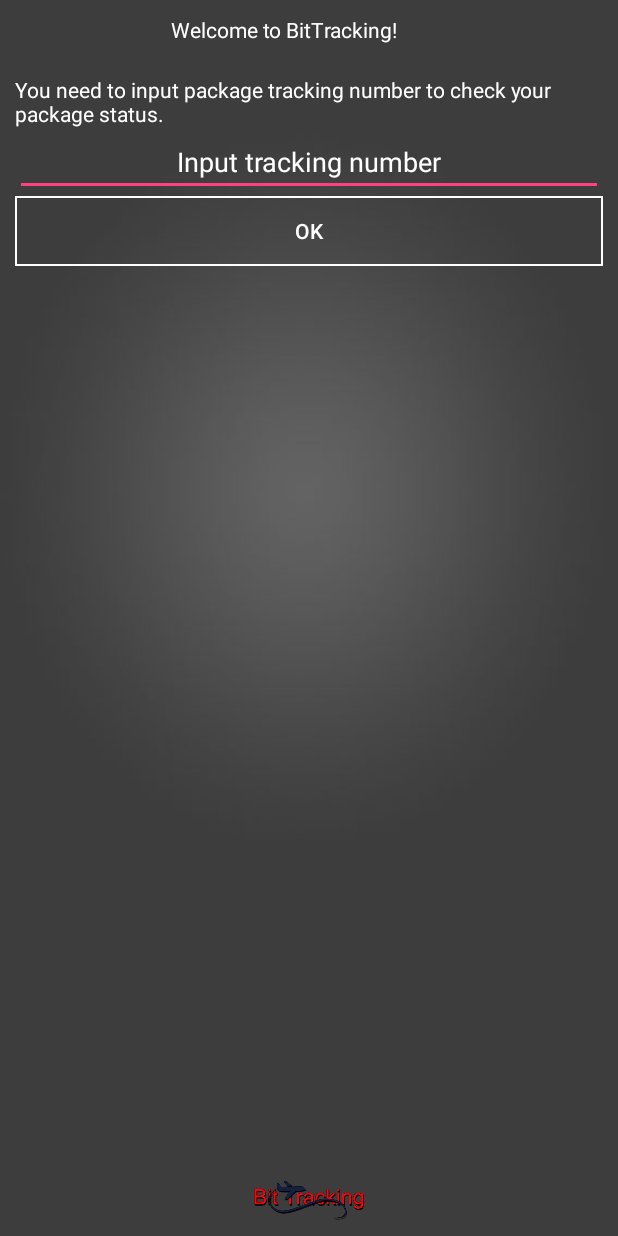
After one commit to KristinaPupavac/bit_tracking_android, an Android app: the TrackPackageActivity screen opened directly, with no data from a screen before it, on a phone screen of 412 x 824 dp. The commit adds this screen. Run offline under Robolectric (Android 15) with nearby library versions, the light colour scheme and no system bars.

Commit message:
add new layouts

```diff
--- a/BitTrackingApplication/app/src/main/AndroidManifest.xml
+++ b/BitTrackingApplication/app/src/main/AndroidManifest.xml
@@ -17,9 +17,11 @@
         </activity>
         <activity android:name=".controllers.RegisterActivity" >
         </activity>
-        <activity android:name=".controllers.HomeActivity" >
+        <activity android:name=".controllers.TrackPackageActivity" >
         </activity>
         <activity android:name=".controllers.CreateRequestActivity" >
+        </activity>
+        <activity android:name=".controllers.UserPackagesActivity" >
         </activity>
     </application>
 
--- /dev/null
+++ b/BitTrackingApplication/app/src/main/java/ba/bitcamp/bittracking/bittrackingapplication/controllers/TrackPackageActivity.java
@@ -0,0 +1,55 @@
+package ba.bitcamp.bittracking.bittrackingapplication.controllers;
+
+
+import android.graphics.Color;
+import android.os.Bundle;
+import android.os.Handler;
+import android.os.Looper;
+import android.support.v7.app.AppCompatActivity;
+import android.widget.Button;
+import android.widget.EditText;
+import android.widget.LinearLayout;
+import android.widget.TextView;
+import android.widget.Toast;
+
+import ba.bitcamp.bittracking.bittrackingapplication.R;
+
+/**
+ * Created by Kristina Pupavac on 10/17/2015.
+ */
+public class TrackPackageActivity extends AppCompatActivity {
+
+    private EditText mTrackingNumber;
+    private Button mButton;
+    private Button mPackageList;
+    private LinearLayout mLinearLayout;
+    private TextView t;
+
+    @Override
+    protected void onCreate(Bundle savedInstanceState) {
+        super.onCreate(savedInstanceState);
+        setContentView(R.layout.activity_track_package);
+
+        mTrackingNumber = (EditText) findViewById(R.id.trucking_number);
+        mLinearLayout = (LinearLayout) findViewById(R.id.layout);
+
+        t = new TextView(TrackPackageActivity.this);
+        t.setTextColor(Color.WHITE);
+        mLinearLayout.addView(t);
+        t.setText("");
+
+    }
+
+    private void ToastMessage(final String message) {
+        new Handler(Looper.getMainLooper())
+                .post(new Runnable() {
+                    @Override
+                    public void run() {
+                        Toast.makeText(TrackPackageActivity.this,
+                                message,
+                                Toast.LENGTH_SHORT).show();
+                    }
+                });
+    }
+
+}
--- /dev/null
+++ b/BitTrackingApplication/app/src/main/res/layout/activity_track_package.xml
@@ -0,0 +1,100 @@
+<?xml version="1.0" encoding="utf-8"?>
+<RelativeLayout xmlns:android="http://schemas.android.com/apk/res/android"
+    android:orientation="vertical"
+    android:layout_width="match_parent"
+    android:layout_height="match_parent"
+    android:background="@drawable/backmla"
+    android:layout_centerInParent="true"
+    android:padding="10dp"
+    >
+    <LinearLayout
+        android:layout_width="match_parent"
+        android:layout_height="wrap_content"
+        android:orientation="vertical"
+        android:gravity="center"
+        android:layout_centerVertical="true"
+        android:layout_alignParentLeft="true"
+        android:layout_alignParentStart="true"
+        android:id="@+id/linearLayout">
+
+        <LinearLayout
+            android:orientation="vertical"
+            android:layout_width="match_parent"
+            android:layout_height="match_parent"
+            android:weightSum="1">
+
+            <LinearLayout
+                android:orientation="vertical"
+                android:layout_width="match_parent"
+                android:layout_height="87dp"
+                android:weightSum="1">
+
+
+            </LinearLayout>
+
+
+            <LinearLayout
+                android:id="@+id/layout"
+                android:orientation="vertical"
+                android:layout_width="match_parent"
+                android:layout_height="132dp"
+                >
+
+            </LinearLayout>
+
+        </LinearLayout>
+    </LinearLayout>
+    <ImageView
+        android:id="@+id/imageView1"
+        android:layout_width="match_parent"
+        android:layout_height="30dp"
+        android:src="@drawable/logo"
+        android:layout_alignParentBottom="true"
+        android:layout_alignParentLeft="true"
+        android:layout_alignParentStart="true"/>
+
+    <TextView
+        android:layout_width="183dp"
+        android:layout_height="40dp"
+        android:text="Welcome to BitTracking!"
+        android:textColor="#ffffff"
+        android:id="@+id/textView"
+        android:layout_gravity="center_horizontal"
+        android:layout_alignParentTop="true"
+        android:layout_centerHorizontal="true"/>
+
+    <TextView
+        android:layout_width="wrap_content"
+        android:layout_height="wrap_content"
+        android:textAppearance="?android:attr/textAppearanceSmall"
+        android:text="You need to input package tracking number to check your package status."
+        android:textColor="#ffffff"
+        android:id="@+id/textView2"
+        android:layout_below="@+id/textView"
+        android:layout_alignParentRight="true"
+        android:layout_alignParentEnd="true"/>
+
+    <EditText
+        android:layout_width="match_parent"
+        android:layout_height="wrap_content"
+        android:textAlignment="center"
+        android:id="@+id/trucking_number"
+        android:textColor="#ffffff"
+        android:hint="Input tracking number"
+        android:textColorHint="#ffffff"
+        android:layout_below="@+id/textView2"
+        android:layout_alignParentLeft="true"
+        android:layout_alignParentStart="true"/>
+
+    <Button
+        android:layout_width="700px"
+        android:layout_height="70px"
+        android:layout_gravity="center_horizontal"
+        android:text="OK"
+        android:id="@+id/ok_button"
+        android:background="@drawable/button_bg_stroke"
+        android:textColor="#ffffff"
+        android:layout_below="@+id/trucking_number"
+        android:layout_centerHorizontal="true"/>
+
+</RelativeLayout>
```
Also changed, not shown: BitTrackingApplication/app/src/main/java/ba/bitcamp/bittracking/bittrackingapplication/controllers/BitTrackingActivity.java (+18 -7 lines), BitTrackingApplication/app/src/main/java/ba/bitcamp/bittracking/bittrackingapplication/controllers/UserPackagesActivity.java (added, +30 -0 lines), BitTrackingApplication/app/src/main/res/layout/activity_login.xml (+4 -3 lines), BitTrackingApplication/app/src/main/res/layout/activity_packages.xml (added, +34 -0 lines), BitTrackingApplication/app/src/main/res/layout/activity_user_packages.xml (added, +87 -0 lines), BitTrackingApplication/app/src/main/res/values/service.xml (+4 -4 lines), 1 other file.
